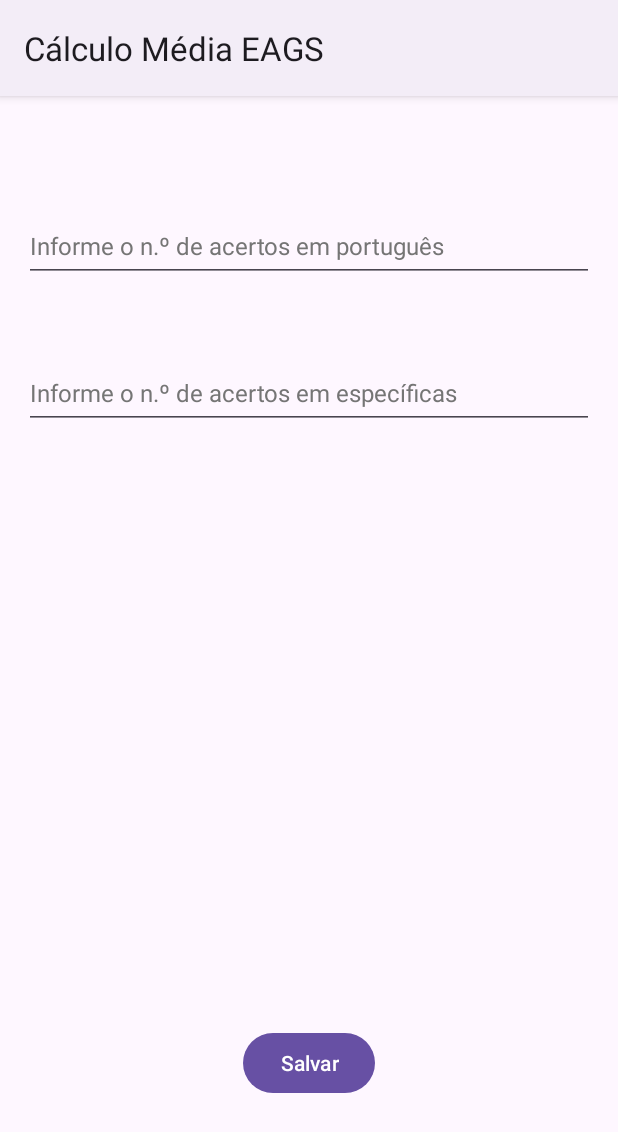
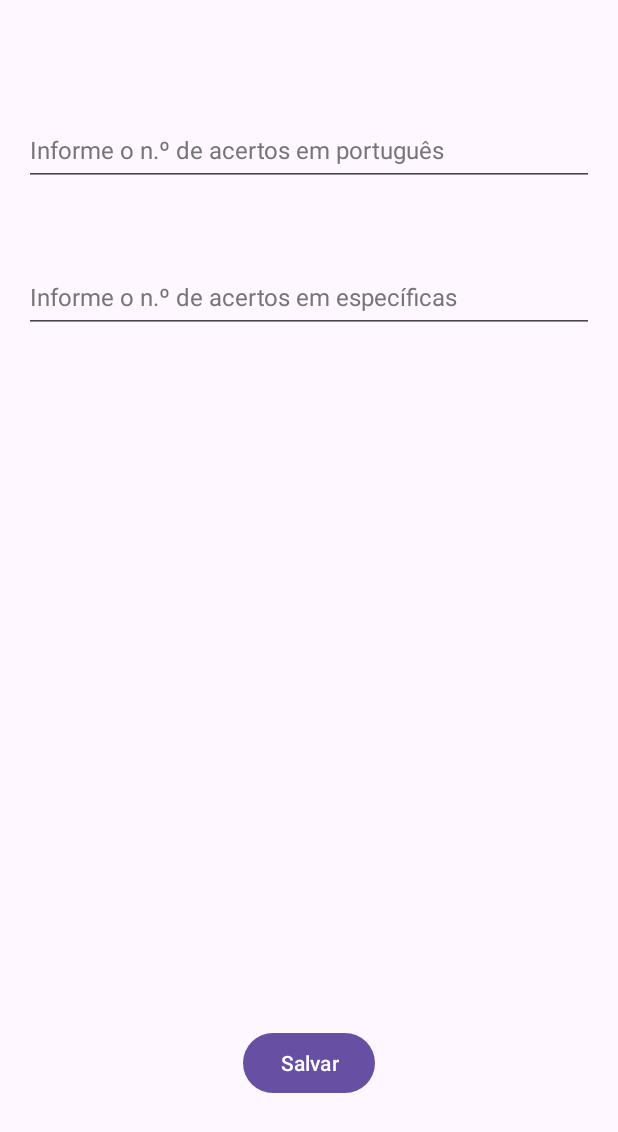
Before and after one commit to felipedavi/CalculadoraEAGS, an Android app: the screen it shows after launch (MainActivity), on a phone screen of 412 x 824 dp. Shown: the top 1132 px of the screen. Run offline under Robolectric (Android 15) with nearby library versions, the phone set to English and light mode, and no system bars; our stand-ins replace navigation-ui; 1 statement that could not run was skipped.

Commit message:
revert[theme]: Reverte para os temas anteriores

```diff
--- a/app/src/main/AndroidManifest.xml
+++ b/app/src/main/AndroidManifest.xml
@@ -10,7 +10,7 @@
         android:label="@string/app_name"
         android:roundIcon="@mipmap/ic_launcher_round"
         android:supportsRtl="true"
-        android:theme="@style/Theme.CalculadoraMédiaEAGS"
+        android:theme="@style/Theme.CalculadoraEAGS"
         tools:targetApi="31">
         <activity
             android:name=".MainActivity"
--- a/app/src/main/res/values-night/themes.xml
+++ b/app/src/main/res/values-night/themes.xml
@@ -1,6 +1,6 @@
 <resources xmlns:tools="http://schemas.android.com/tools">
     <!-- Base application theme. -->
-    <style name="Base.Theme.CalculadoraMédiaEAGS" parent="Theme.Material3.DayNight">
+    <style name="Base.Theme.CalculadoraMediaEAGS" parent="Theme.Material3.DayNight.NoActionBar">
         <!-- Customize your dark theme here. -->
     </style>
 </resources>
--- a/app/src/main/res/values/themes.xml
+++ b/app/src/main/res/values/themes.xml
@@ -1,8 +1,8 @@
 <resources xmlns:tools="http://schemas.android.com/tools">
     <!-- Base application theme. -->
-    <style name="Base.Theme.CalculadoraMédiaEAGS" parent="Theme.Material3.DayNight">
+    <style name="Base.Theme.CalculadoraMediaEAGS" parent="Theme.Material3.DayNight.NoActionBar">
         <!-- Customize your light theme here. -->
     </style>
 
-    <style name="Theme.CalculadoraMédiaEAGS" parent="Base.Theme.CalculadoraMédiaEAGS" />
+    <style name="Theme.CalculadoraEAGS" parent="Base.Theme.CalculadoraMediaEAGS" />
 </resources>
```
